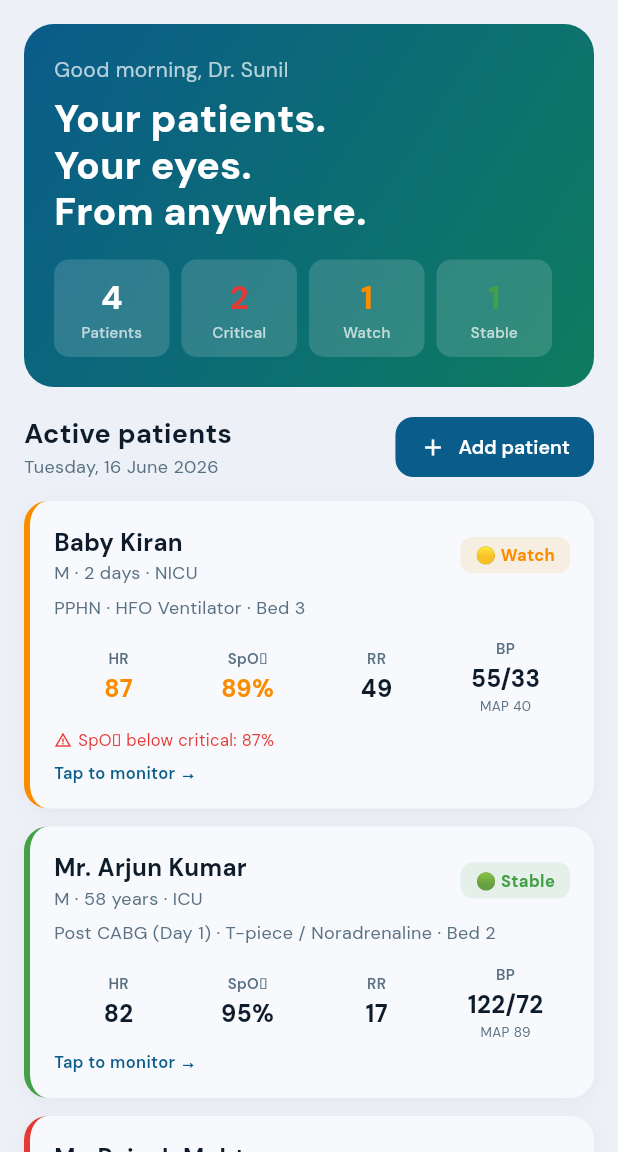
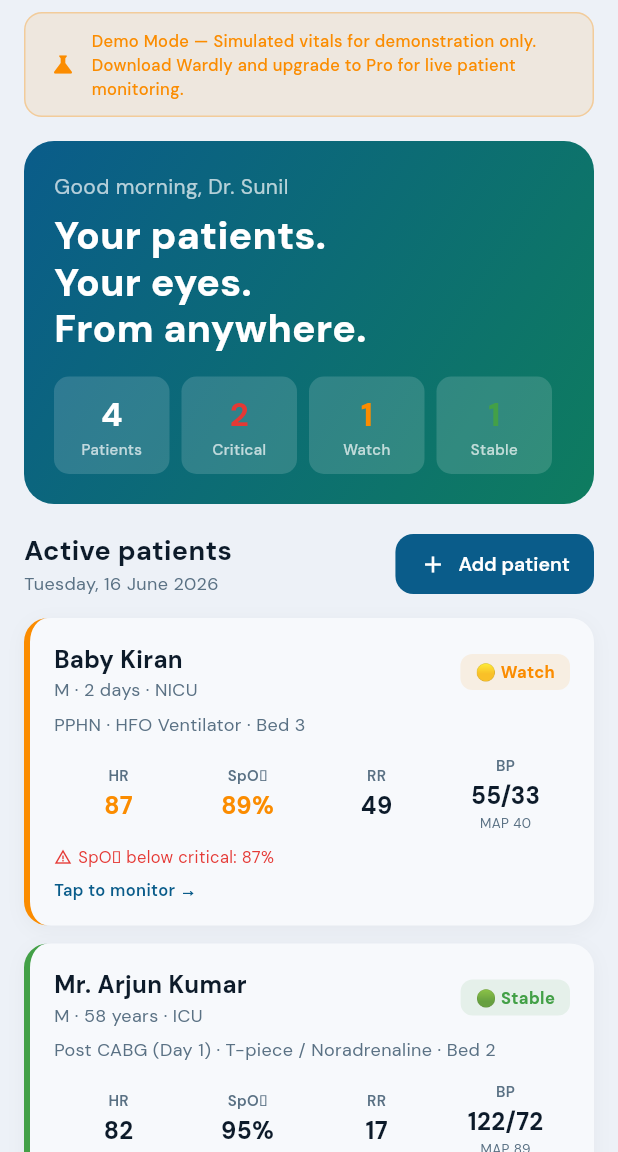
Before and after one commit to mulgundsunil1918/oncalldoc, a Flutter app: the screen it shows after launch, on a phone screen of 412 x 824 dp, the part 84-1236 px from its top. Run offline on Flutter 3.47's test engine with Material 3 defaults, Android fonts, the phone set to English and light mode, and no system bars; our stand-ins replace google_fonts, shared_preferences, timeago.

Commit message:
Add demo mode disclaimer banner to dashboard
Shows persistent banner explaining this is a demo with simulated
vitals, directing users to download Wardly Pro for live monitoring.

Co-Authored-By: Claude Opus 4.6 <noreply@anthropic.com>

```diff
--- a/lib/screens/monitor/dashboard_screen.dart
+++ b/lib/screens/monitor/dashboard_screen.dart
@@ -99,6 +99,36 @@ class DashboardScreen extends StatelessWidget {
                 ],
               ),
             ],
+          ),
+
+          // ── Demo banner ──
+          SliverToBoxAdapter(
+            child: Container(
+              margin: const EdgeInsets.fromLTRB(16, 8, 16, 0),
+              padding: const EdgeInsets.symmetric(horizontal: 16, vertical: 10),
+              decoration: BoxDecoration(
+                color: AppColors.warningColor.withOpacity(0.1),
+                borderRadius: BorderRadius.circular(12),
+                border: Border.all(color: AppColors.warningColor.withOpacity(0.3)),
+              ),
+              child: Row(
+                children: [
+                  Icon(Icons.science, size: 18, color: AppColors.warningColor),
+                  const SizedBox(width: 10),
+                  Expanded(
+                    child: Text(
+                      'Demo Mode — Simulated vitals for demonstration only. '
+                      'Download Wardly and upgrade to Pro for live patient monitoring.',
+                      style: GoogleFonts.dmSans(
+                        color: AppColors.warningColor,
+                        fontSize: 11,
+                        fontWeight: FontWeight.w500,
+                      ),
+                    ),
+                  ),
+                ],
+              ),
+            ),
           ),
 
           // ── Hero section ──
```
